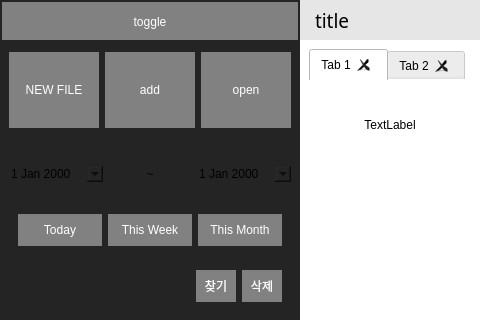
First picture: the form in test5.ui, repository youngwookSong/bwave_gui, before the edit; both pictures show x 0 to 480 and y 0 to 320 of the 1200 by 800 pixel window.
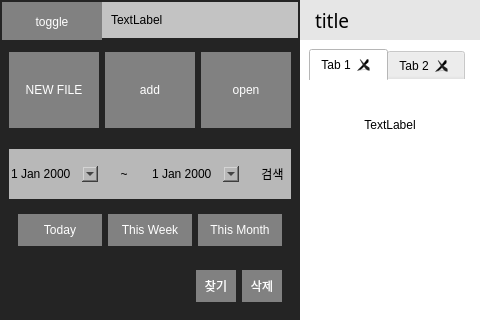
Second picture: the form after the edit. Icons and pictures are not drawn.

Patch:
```diff
--- a/test5.ui
+++ b/test5.ui
@@ -147,7 +147,7 @@
                <property name="frameShadow">
                 <enum>QFrame::Raised</enum>
                </property>
-               <layout class="QVBoxLayout" name="verticalLayout_9">
+               <layout class="QHBoxLayout" name="horizontalLayout_18">
                 <property name="spacing">
                  <number>0</number>
                 </property>
@@ -179,7 +179,7 @@
                   </property>
                   <property name="maximumSize">
                    <size>
-                    <width>16777215</width>
+                    <width>100</width>
                     <height>40</height>
                    </size>
                   </property>
@@ -200,6 +200,28 @@
                   </property>
                  </widget>
                 </item>
+                <item>
+                 <widget class="QFrame" name="frame_37">
+                  <property name="styleSheet">
+                   <string notr="true">background-color: rgb(195, 195, 195);</string>
+                  </property>
+                  <property name="frameShape">
+                   <enum>QFrame::StyledPanel</enum>
+                  </property>
+                  <property name="frameShadow">
+                   <enum>QFrame::Raised</enum>
+                  </property>
+                  <layout class="QVBoxLayout" name="verticalLayout_9">
+                   <item>
+                    <widget class="QLabel" name="label_18">
+                     <property name="text">
+                      <string>TextLabel</string>
+                     </property>
+                    </widget>
+                   </item>
+                  </layout>
+                 </widget>
+                </item>
                </layout>
               </widget>
              </item>
@@ -349,6 +371,9 @@
                     <height>50</height>
                    </size>
                   </property>
+                  <property name="styleSheet">
+                   <string notr="true">background-color: rgb(184, 184, 184);</string>
+                  </property>
                   <property name="frameShape">
                    <enum>QFrame::StyledPanel</enum>
                   </property>
@@ -401,6 +426,40 @@
                      </property>
                     </widget>
                    </item>
+                   <item>
+                    <widget class="QFrame" name="frame_36">
+                     <property name="frameShape">
+                      <enum>QFrame::StyledPanel</enum>
+                     </property>
+                     <property name="frameShadow">
+                      <enum>QFrame::Raised</enum>
+                     </property>
+                     <layout class="QHBoxLayout" name="horizontalLayout_17">
+                      <property name="spacing">
+                       <number>0</number>
+                      </property>
+                      <property name="leftMargin">
+                       <number>15</number>
+                      </property>
+                      <property name="rightMargin">
+                       <number>0</number>
+                      </property>
+                      <item>
+                       <widget class="QPushButton" name="pushButton_3">
+                        <property name="sizePolicy">
+                         <sizepolicy hsizetype="Preferred" vsizetype="Preferred">
+                          <horstretch>0</horstretch>
+                          <verstretch>0</verstretch>
+                         </sizepolicy>
+                        </property>
+                        <property name="text">
+                         <string>검색</string>
+                        </property>
+                       </widget>
+                      </item>
+                     </layout>
+                    </widget>
+                   </item>
                   </layout>
                  </widget>
                 </item>
```
